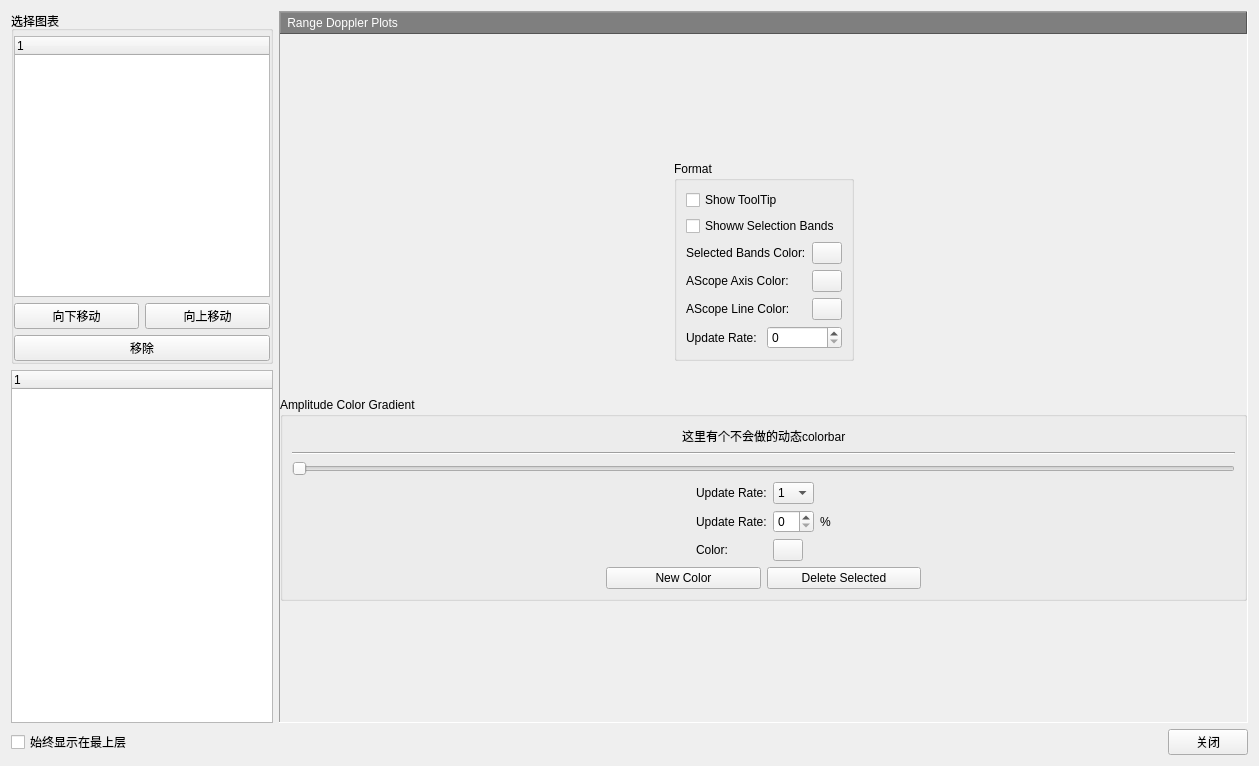
First picture: the form in PlotManager.ui, repository whatudone/plotxy, before the edit.
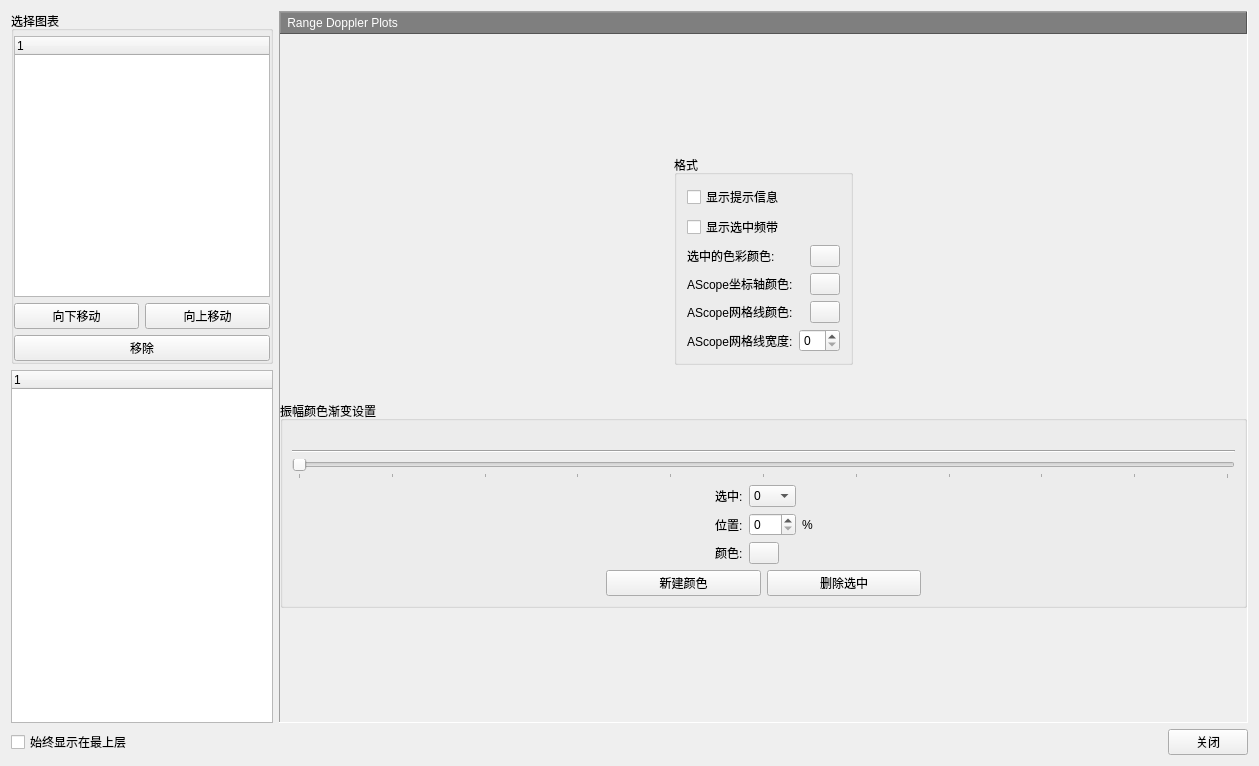
Second picture: the form after the edit. Custom widgets are drawn as their Qt base class.

Commit message: 完成Doppler界面配置

Diff of the .ui file:
```diff
--- a/PlotManager.ui
+++ b/PlotManager.ui
@@ -6910,21 +6910,41 @@
            </item>
            <item>
             <widget class="QGroupBox" name="groupBox_40">
+             <property name="minimumSize">
+              <size>
+               <width>0</width>
+               <height>0</height>
+              </size>
+             </property>
              <property name="title">
-              <string>Format</string>
+              <string>格式</string>
              </property>
+             <layout class="QVBoxLayout" name="verticalLayout_70">
+              <property name="leftMargin">
+               <number>10</number>
+              </property>
+              <property name="topMargin">
+               <number>10</number>
+              </property>
+              <property name="rightMargin">
+               <number>10</number>
+              </property>
+              <property name="bottomMargin">
+               <number>10</number>
+              </property>
+              <item>
              <layout class="QVBoxLayout" name="verticalLayout_61">
               <item>
                <widget class="QCheckBox" name="checkBox_38">
                 <property name="text">
-                 <string>Show ToolTip</string>
+                   <string>显示提示信息</string>
                 </property>
                </widget>
               </item>
               <item>
                <widget class="QCheckBox" name="checkBox_39">
                 <property name="text">
-                 <string>Showw Selection Bands</string>
+                   <string>显示选中频带</string>
                 </property>
                </widget>
               </item>
@@ -6933,12 +6953,18 @@
                 <item>
                  <widget class="QLabel" name="label_158">
                   <property name="text">
-                   <string>Selected Bands Color:</string>
+                     <string>选中的色彩颜色:</string>
                   </property>
                  </widget>
                 </item>
                 <item>
                  <widget class="ColorButton" name="pushButton_93">
+                    <property name="sizePolicy">
+                     <sizepolicy hsizetype="Preferred" vsizetype="Fixed">
+                      <horstretch>0</horstretch>
+                      <verstretch>0</verstretch>
+                     </sizepolicy>
+                    </property>
                   <property name="maximumSize">
                    <size>
                     <width>30</width>
@@ -6957,12 +6983,18 @@
                 <item>
                  <widget class="QLabel" name="label_160">
                   <property name="text">
-                   <string>AScope Axis Color:</string>
+                     <string>AScope坐标轴颜色:</string>
                   </property>
                  </widget>
                 </item>
                 <item>
-                 <widget class="ColorButton" name="pushButton_94">
+                   <widget class="ColorButton" name="pushButton_AScopeAxisColor">
+                    <property name="sizePolicy">
+                     <sizepolicy hsizetype="Preferred" vsizetype="Fixed">
+                      <horstretch>0</horstretch>
+                      <verstretch>0</verstretch>
+                     </sizepolicy>
+                    </property>
                   <property name="maximumSize">
                    <size>
                     <width>30</width>
@@ -6981,12 +7013,18 @@
                 <item>
                  <widget class="QLabel" name="label_161">
                   <property name="text">
-                   <string>AScope Line Color:</string>
+                     <string>AScope网格线颜色:</string>
                   </property>
                  </widget>
                 </item>
                 <item>
-                 <widget class="ColorButton" name="pushButton_95">
+                   <widget class="ColorButton" name="pushButton_AScopeAxisLineColor">
+                    <property name="sizePolicy">
+                     <sizepolicy hsizetype="Preferred" vsizetype="Fixed">
+                      <horstretch>0</horstretch>
+                      <verstretch>0</verstretch>
+                     </sizepolicy>
+                    </property>
                   <property name="maximumSize">
                    <size>
                     <width>30</width>
@@ -7005,12 +7043,14 @@
                 <item>
                  <widget class="QLabel" name="label_159">
                   <property name="text">
-                   <string>Update Rate:</string>
+                     <string>AScope网格线宽度:</string>
                   </property>
                  </widget>
                 </item>
                 <item>
-                 <widget class="QSpinBox" name="spinBox_38"/>
+                   <widget class="QSpinBox" name="spinBox_AScopeLineWidth"/>
+                  </item>
+                 </layout>
                 </item>
                </layout>
               </item>
@@ -7051,44 +7091,18 @@
          <item>
           <widget class="QGroupBox" name="groupBox_39">
            <property name="title">
-            <string>Amplitude Color Gradient</string>
+            <string>振幅颜色渐变设置</string>
            </property>
            <layout class="QVBoxLayout" name="verticalLayout_60">
             <item>
              <layout class="QHBoxLayout" name="horizontalLayout_125">
               <item>
-               <spacer name="horizontalSpacer_97">
-                <property name="orientation">
-                 <enum>Qt::Horizontal</enum>
-                </property>
-                <property name="sizeHint" stdset="0">
-                 <size>
-                  <width>40</width>
-                  <height>20</height>
-                 </size>
-                </property>
-               </spacer>
-              </item>
-              <item>
-               <widget class="QLabel" name="label_153">
+               <widget class="QLabel" name="label_DopplerColorRangeBar">
                 <property name="text">
-                 <string>这里有个不会做的动态colorbar</string>
+                 <string/>
                 </property>
                </widget>
               </item>
-              <item>
-               <spacer name="horizontalSpacer_98">
-                <property name="orientation">
-                 <enum>Qt::Horizontal</enum>
-                </property>
-                <property name="sizeHint" stdset="0">
-                 <size>
-                  <width>40</width>
-                  <height>20</height>
-                 </size>
-                </property>
-               </spacer>
-              </item>
              </layout>
             </item>
             <item>
@@ -7099,10 +7113,19 @@
              </widget>
             </item>
             <item>
-             <widget class="QSlider" name="horizontalSlider_2">
+             <widget class="QSlider" name="horizontalSlider_DopplerColorSlider">
+              <property name="maximum">
+               <number>100</number>
+              </property>
               <property name="orientation">
                <enum>Qt::Horizontal</enum>
               </property>
+              <property name="tickPosition">
+               <enum>QSlider::TicksBelow</enum>
+              </property>
+              <property name="tickInterval">
+               <number>10</number>
+              </property>
              </widget>
             </item>
             <item>
@@ -7142,12 +7165,17 @@
                     <item row="0" column="0">
                      <widget class="QLabel" name="label_154">
                       <property name="text">
-                       <string>Update Rate:</string>
+                       <string>选中:</string>
                       </property>
                      </widget>
                     </item>
                     <item row="0" column="1">
-                     <widget class="QComboBox" name="comboBox_23">
+                     <widget class="QComboBox" name="comboBox_DopplerColorIndex">
+                      <item>
+                       <property name="text">
+                        <string>0</string>
+                       </property>
+                      </item>
                       <item>
                        <property name="text">
                         <string>1</string>
@@ -7178,12 +7206,16 @@
                     <item row="1" column="0">
                      <widget class="QLabel" name="label_155">
                       <property name="text">
-                       <string>Update Rate:</string>
+                       <string>位置:</string>
                       </property>
                      </widget>
                     </item>
                     <item row="1" column="1">
-                     <widget class="QSpinBox" name="spinBox_36"/>
+                     <widget class="QSpinBox" name="spinBox_DopplerColorPosition">
+                      <property name="maximum">
+                       <number>100</number>
+                      </property>
+                     </widget>
                     </item>
                     <item row="1" column="2">
                      <widget class="QLabel" name="label_156">
@@ -7195,7 +7227,7 @@
                     <item row="2" column="0">
                      <widget class="QLabel" name="label_157">
                       <property name="text">
-                       <string>Color:</string>
+                       <string>颜色:</string>
                       </property>
                      </widget>
                     </item>
@@ -7240,14 +7272,14 @@
                      </sizepolicy>
                     </property>
                     <property name="text">
-                     <string>New Color</string>
+                     <string>新建颜色</string>
                     </property>
                    </widget>
                   </item>
                   <item>
                    <widget class="QPushButton" name="pushButton_92">
                     <property name="text">
-                     <string>Delete Selected</string>
+                     <string>删除选中</string>
                     </property>
                    </widget>
                   </item>
```
Left out of the diff: 43 changed lines with no effect on the pictures. Lines whose indentation alone changed are shown as unchanged. The commit also changes 5 other files.
